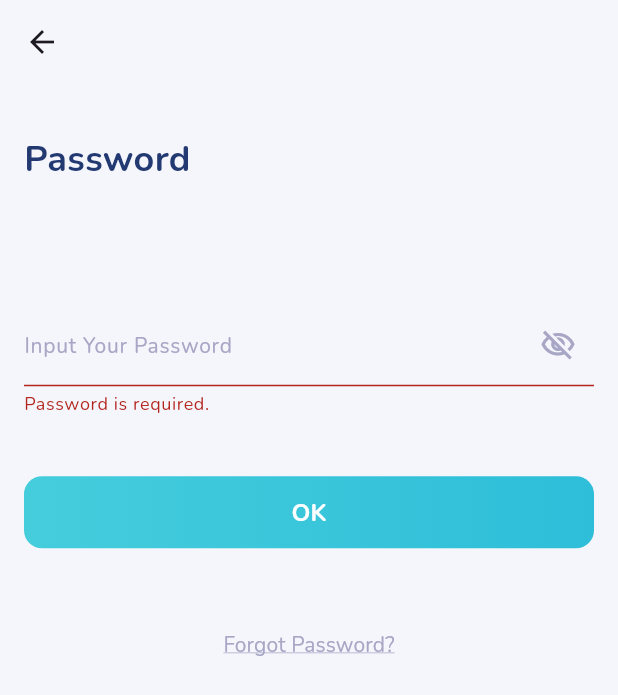
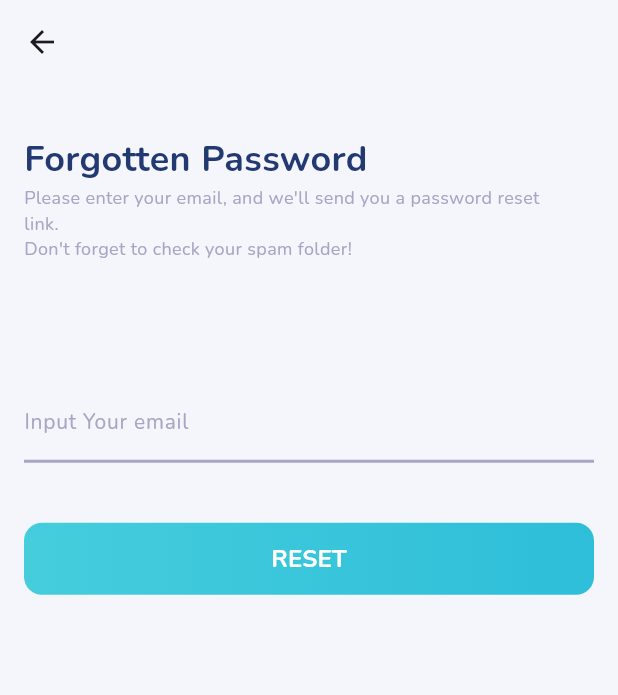
Before and after one commit to itzKv/Clockify, a Flutter app: the PasswordScreen screen opened by its route, after a tap on "OK", after a tap on "Forgot Password?", on a phone screen of 412 x 824 dp. Shown: the top 695 px of the screen. Run offline on Flutter 3.47's test engine with Material 3 defaults, Android fonts, the phone set to English and light mode, and no system bars; our stand-ins replace awesome_snackbar_content, connectivity_plus, dartz, dio, flutter_slidable, flutter_svg and 5 more; missing offline and left inert: board_datetime_picker; accounts and stored records are empty.

Commit message:
Add: Reset & Forgot password

```diff
--- a/clockify/lib/features/auth/business/repositories/auth_repository.dart
+++ b/clockify/lib/features/auth/business/repositories/auth_repository.dart
@@ -1,6 +1,8 @@
 import 'package:clockify/core/errors/failure.dart';
 import 'package:clockify/core/params/params.dart';
+import 'package:clockify/features/auth/data/models/responses/forgot_password_response.dart';
 import 'package:clockify/features/auth/data/models/responses/login_user_response.dart';
+import 'package:clockify/features/auth/data/models/responses/reset_password_response.dart';
 import 'package:clockify/features/auth/data/models/user_model.dart';
 import 'package:dartz/dartz.dart';
 
@@ -8,4 +10,6 @@ abstract class AuthRepository {
   Future<Either<Failure, LoginResult>> login({ required LoginParams loginParams });
   Future<Either<Failure, UserModel>> register({ required RegisterParams registerParams });
   Future<Either<Failure, String>> verifyEmail({ required String emailToken });
+  Future<Either<Failure, ForgotPasswordResponse>> forgotPassword({ required String email });
+  Future<Either<Failure, ResetPasswordResponse>> resetPassword({ required ResetPasswordParams resetPasswordParams });
 }
--- /dev/null
+++ b/clockify/lib/features/auth/business/usecases/forgot_password.dart
@@ -0,0 +1,14 @@
+import 'package:clockify/core/errors/failure.dart';
+import 'package:clockify/features/auth/business/repositories/auth_repository.dart';
+import 'package:clockify/features/auth/data/models/responses/forgot_password_response.dart';
+import 'package:dartz/dartz.dart';
+
+class ForgotPassword {
+  final AuthRepository repository;
+
+  ForgotPassword(this.repository);
+
+  Future<Either<Failure, ForgotPasswordResponse>> call(String email) async {
+    return await repository.forgotPassword(email: email);
+  }
+}
--- /dev/null
+++ b/clockify/lib/features/auth/business/usecases/reset_password.dart
@@ -0,0 +1,15 @@
+import 'package:clockify/core/errors/failure.dart';
+import 'package:clockify/core/params/params.dart';
+import 'package:clockify/features/auth/business/repositories/auth_repository.dart';
+import 'package:clockify/features/auth/data/models/responses/reset_password_response.dart';
+import 'package:dartz/dartz.dart';
+
+class ResetPassword {
+  final AuthRepository repository;
+
+  ResetPassword(this.repository);
+
+  Future<Either<Failure, ResetPasswordResponse>> call(ResetPasswordParams resetPasswordParams) async {
+    return await repository.resetPassword(resetPasswordParams: resetPasswordParams);
+  }
+}
--- /dev/null
+++ b/clockify/lib/features/auth/presentation/pages/forgot_password.dart
@@ -0,0 +1,170 @@
+import 'package:clockify/core/params/params.dart';
+import 'package:clockify/core/presentation/widgets/success_dialog_alert.dart';
+import 'package:clockify/core/themes/theme.dart';
+import 'package:clockify/features/auth/presentation/providers/auth_provider.dart';
+import 'package:clockify/features/home/presentation/pages/home_screen.dart';
+import 'package:flutter/material.dart';
+import 'package:provider/provider.dart';
+
+class ForgotPasswordScreen extends StatefulWidget {
+  const ForgotPasswordScreen({super.key});
+
+  @override
+  State<ForgotPasswordScreen> createState() => _PasswordScreenState();
+}
+
+class _PasswordScreenState extends State<ForgotPasswordScreen> {
+  final _formKey = GlobalKey<FormState>();
+  final TextEditingController _emailController = TextEditingController();
+
+  String? _validateEmail(String? value) {
+    if (value == null || value.isEmpty) {
+      return 'Email is required.';
+    }
+    final emailRegex = RegExp(r'^[\w-\.]+@([\w-]+\.)+[\w-]{2,4}$');
+    if (!emailRegex.hasMatch(value)) {
+      return 'Enter valid email.';
+    }
+
+    return null;
+  }
+
+  // Prevent memory leaks
+  @override
+  void dispose() {
+    _emailController.dispose();
+    super.dispose();
+  }
+
+
+  @override
+  Widget build(BuildContext context) {
+    return SafeArea(
+      child: Scaffold(
+        backgroundColor: appTheme.secondaryHeaderColor,
+        appBar: AppBar(
+          backgroundColor: appTheme.secondaryHeaderColor,
+          leading: IconButton(
+            onPressed: () {
+              Navigator.pop(context);
+            },
+            icon: Icon(Icons.arrow_back)
+          ),
+        ),
+
+        body: SingleChildScrollView(
+          child: Padding(
+            padding: EdgeInsets.symmetric(horizontal: 16),
+            child: Column(
+              crossAxisAlignment: CrossAxisAlignment.stretch,
+              children: [
+                // Title
+                Padding(
+                  padding: EdgeInsets.only(top: 33),
+                  child: Column(
+                    crossAxisAlignment: CrossAxisAlignment.start,
+                    children: [
+                      Text(
+                        "Forgotten Password",
+                        style: TextStyle(
+                          color: Color(0xff233971),
+                          fontSize: 24,
+                          fontWeight: FontWeight.w700
+                        ),
+                      ),
+                      Padding(
+                        padding: EdgeInsets.only(right: 24),
+                        child: Text(
+                          "Please enter your email, and we'll send you a password reset link.\nDon't forget to check your spam folder!",
+                          style: TextStyle(
+                            color: Color(0xffA7A6C5),
+                            fontSize: 12,
+                            fontWeight: FontWeight.w400
+                          ),
+                        )
+                      ),
+                    ],
+                  )
+                ),
+
+                SizedBox(height: 80,),
+
+                // Password
+                Form(
+                  key: _formKey,
+                  child: TextFormField(
+                    controller: _emailController,
+                    keyboardType: TextInputType.emailAddress,
+                    validator: _validateEmail,
+                    decoration: InputDecoration(
+                      floatingLabelBehavior: FloatingLabelBehavior.auto,
+                      floatingLabelStyle: TextStyle(
+                        color: Color(0xff233971)
+                      ),
+                      labelText: "Input Your email",
+                      labelStyle: TextStyle(
+                        color: Color(0xffA7A6C5),
+                        fontSize: 14,
+                        fontWeight: FontWeight.w400
+                      ),
+                      enabledBorder: UnderlineInputBorder(
+                        borderSide: BorderSide(color: Color(0xffA7A6C5), width: 2)
+                      ),
+                    ),
+                  ),
+                ),
+
+                SizedBox(height: 40,),
+
+                // Button
+                Consumer<AuthProvider>(
+                  builder: (context, authProvider, child) {
+                    return Container(
+                      height: 48,
+                      width: double.infinity,
+                      decoration: BoxDecoration(
+                        borderRadius: BorderRadius.circular(12),
+                        gradient: LinearGradient(
+                          colors: [Color(0xff45CDDC), Color(0xff2EBED9)]
+                        )
+                      ),
+
+                      child: ElevatedButton(
+                        onPressed: authProvider.isLoading
+                          ? null
+                          : () {
+                              if (_formKey.currentState == null || !_formKey.currentState!.validate()) {
+                                return; // Stop execution if formKey is null or validation fails
+                              }
+
+                              if (_formKey.currentState!.validate()) {
+                                debugPrint("Email in Password Screen: ${_emailController.text}");
+
+
+                                // Navigate to Timer Screen
+                                authProvider.forgotPasswordUser(context, _emailController.text);
+                              }
+                            },
+                          style: ElevatedButton.styleFrom(
+                            backgroundColor: Colors.transparent,
+                            shadowColor: Colors.transparent,
+                            shape: RoundedRectangleBorder(
+                              borderRadius: BorderRadius.circular(12),
+                            )
+                          ),
+                        child: Text("RESET", style: TextStyle(color: Colors.white, fontSize: 16, fontWeight: FontWeight.w700),),
+                      ),
+                    );
+                  }
+                ),
+
+                SizedBox(height: 40,),
+
+              ],
+            ),
+          ),
+        )
+      ),
+    );
+  }
+}
--- a/clockify/lib/features/auth/presentation/pages/password_screen.dart
+++ b/clockify/lib/features/auth/presentation/pages/password_screen.dart
@@ -1,6 +1,6 @@
 import 'package:clockify/core/params/params.dart';
-import 'package:clockify/core/presentation/widgets/success_dialog_alert.dart';
 import 'package:clockify/core/themes/theme.dart';
+import 'package:clockify/features/auth/presentation/pages/forgot_password.dart';
 import 'package:clockify/features/auth/presentation/providers/auth_provider.dart';
 import 'package:clockify/features/home/presentation/pages/home_screen.dart';
 import 'package:flutter/material.dart';
@@ -41,9 +41,9 @@ class _PasswordScreenState extends State<PasswordScreen> {
     return null;
   }
 
-  Route _createRouteForHomeScreen() {
+  Route _createRouteForForgotPasswordScreen() {
     return PageRouteBuilder(
-      pageBuilder: (context, animation, secondaryAnimation) => HomeScreen(),
+      pageBuilder: (context, animation, secondaryAnimation) => ForgotPasswordScreen(),
       transitionsBuilder: (context, animation, secondaryAnimation, child) {
         const begin = Offset(1.0, 0.0);
         const end = Offset.zero;
@@ -55,28 +55,6 @@ class _PasswordScreenState extends State<PasswordScreen> {
         return SlideTransition(
           position: offsetAnimation,
           child: child,
-        );
-      },
-    );
-  }
-
-  void _loginSucceess(BuildContext context) {
-    showDialog(
-      context: context,
-      barrierDismissible: false,
-      builder: (context) {
-        Future.delayed(Duration(seconds: 3), () async {
-          if (Navigator.canPop(context)) {
-            Navigator.pop(context); // Close the dialog
-            Navigator.of(context).push(
-              _createRouteForHomeScreen()
-            );
-          }
-        });
-
-        return SuccessDialog(
-          title: "Hello",
-          message: "Welcome back.",
         );
       },
     );
@@ -209,8 +187,12 @@ class _PasswordScreenState extends State<PasswordScreen> {
             SizedBox(height: 40,),
 
             // Create new account
-            TextButton(
-              onPressed: () {},
+            Consumer<AuthProvider>(
+              builder: (context, authProvider, child) {
+                return TextButton(
+                  onPressed: () {
+                    Navigator.of(context).push(_createRouteForForgotPasswordScreen());
+                  },
                   child: Text(
                     "Forgot Password?",
                     textAlign: TextAlign.center,
@@ -222,6 +204,8 @@ class _PasswordScreenState extends State<PasswordScreen> {
                       decorationColor: Color(0xffA7A6C5),
                     ),
                   )
+                );
+              },
             )
           ],
         ),
```
Also changed, not shown: clockify/lib/features/auth/data/datasources/auth_remote_data_source.dart (+54 -4 lines), clockify/lib/features/auth/data/models/responses/forgot_password_response.dart (added, +21 -0 lines), clockify/lib/features/auth/data/models/responses/reset_password_response.dart (added, +24 -0 lines), clockify/lib/features/auth/data/repositories/auth_repository_impl.dart (+29 -0 lines), clockify/lib/features/auth/presentation/providers/auth_provider.dart (+82 -3 lines). Lines whose indentation alone changed are shown as unchanged.
